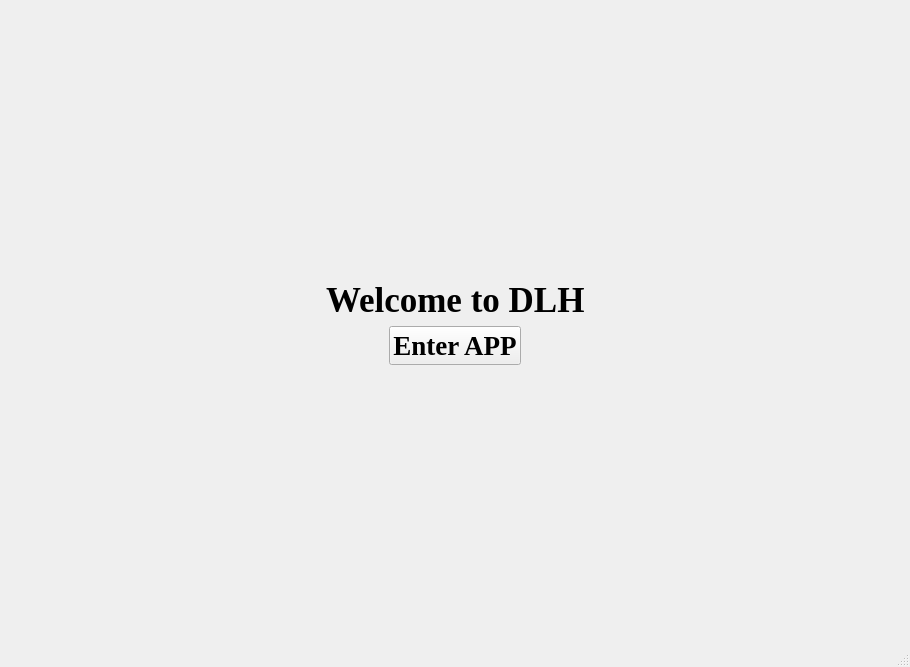
hnxals/DLH, file mainwindow.ui: the form before one commit.
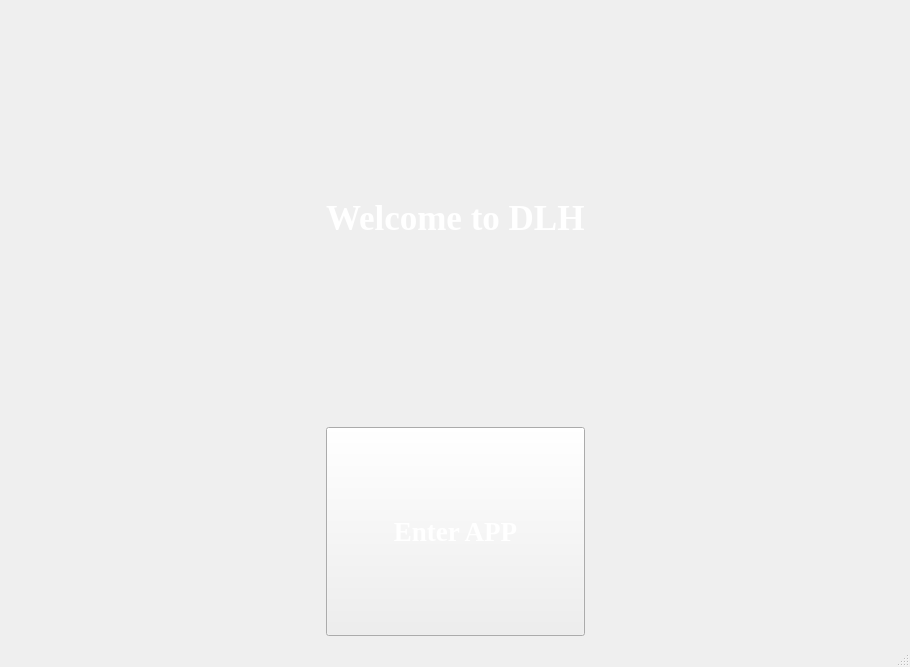
The form after the commit. Icons and pictures are not drawn.

Diff of the .ui file:
```diff
--- a/mainwindow.ui
+++ b/mainwindow.ui
@@ -13,11 +13,48 @@
   <property name="windowTitle">
    <string>MainWindow</string>
   </property>
+  <property name="styleSheet">
+   <string notr="true">QMainWindow{
+	background-image: url(:/new/pic/road.jpg)
+}</string>
+  </property>
   <widget class="QWidget" name="centralwidget">
-   <layout class="QHBoxLayout" name="horizontalLayout_3">
-    <item>
+   <layout class="QGridLayout" name="gridLayout_2">
+    <item row="0" column="1">
      <layout class="QGridLayout" name="gridLayout">
-      <item row="3" column="0">
+      <item row="3" column="1" rowspan="2">
+       <widget class="QPushButton" name="pushButton">
+        <property name="sizePolicy">
+         <sizepolicy hsizetype="Preferred" vsizetype="Preferred">
+          <horstretch>0</horstretch>
+          <verstretch>0</verstretch>
+         </sizepolicy>
+        </property>
+        <property name="font">
+         <font>
+          <family>Times New Roman</family>
+          <pointsize>20</pointsize>
+          <weight>75</weight>
+          <bold>true</bold>
+         </font>
+        </property>
+        <property name="styleSheet">
+         <string notr="true">color: white;
+border-image: url(:/new/pic/buttton.png)
+</string>
+        </property>
+        <property name="text">
+         <string>Enter APP</string>
+        </property>
+        <property name="autoRepeatDelay">
+         <number>300</number>
+        </property>
+        <property name="autoDefault">
+         <bool>false</bool>
+        </property>
+       </widget>
+      </item>
+      <item row="4" column="0">
        <spacer name="verticalSpacer">
         <property name="orientation">
          <enum>Qt::Vertical</enum>
@@ -30,22 +67,23 @@
         </property>
        </spacer>
       </item>
-      <item row="1" column="0">
-       <layout class="QHBoxLayout" name="horizontalLayout_2">
-        <item>
-         <spacer name="horizontalSpacer">
-          <property name="orientation">
-           <enum>Qt::Horizontal</enum>
-          </property>
-          <property name="sizeHint" stdset="0">
-           <size>
-            <width>40</width>
-            <height>20</height>
-           </size>
-          </property>
-         </spacer>
-        </item>
-        <item>
+      <item row="0" column="1">
+       <widget class="QLabel" name="label_2">
+        <property name="styleSheet">
+         <string notr="true">backgroud: ur(l:/new/pic/car.png)</string>
+        </property>
+        <property name="text">
+         <string/>
+        </property>
+        <property name="pixmap">
+         <pixmap resource="picture.qrc">:/new/pic/car.png</pixmap>
+        </property>
+        <property name="alignment">
+         <set>Qt::AlignCenter</set>
+        </property>
+       </widget>
+      </item>
+      <item row="1" column="1">
          <widget class="QLabel" name="label">
           <property name="font">
            <font>
@@ -61,19 +99,20 @@
           <property name="autoFillBackground">
            <bool>false</bool>
           </property>
+        <property name="styleSheet">
+         <string notr="true">color: white
+</string>
+        </property>
           <property name="text">
            <string>Welcome to DLH</string>
           </property>
-          <property name="textFormat">
-           <enum>Qt::AutoText</enum>
-          </property>
           <property name="margin">
            <number>0</number>
           </property>
          </widget>
         </item>
-        <item>
-         <spacer name="horizontalSpacer_2">
+      <item row="1" column="0">
+       <spacer name="horizontalSpacer">
           <property name="orientation">
            <enum>Qt::Horizontal</enum>
           </property>
@@ -85,11 +124,7 @@
           </property>
          </spacer>
         </item>
-       </layout>
-      </item>
-      <item row="2" column="0">
-       <layout class="QHBoxLayout" name="horizontalLayout">
-        <item>
+      <item row="3" column="0">
          <spacer name="horizontalSpacer_3">
           <property name="orientation">
            <enum>Qt::Horizontal</enum>
@@ -102,29 +137,8 @@
           </property>
          </spacer>
         </item>
-        <item>
-         <widget class="QPushButton" name="pushButton">
-          <property name="font">
-           <font>
-            <family>Times New Roman</family>
-            <pointsize>20</pointsize>
-            <weight>75</weight>
-            <bold>true</bold>
-           </font>
-          </property>
-          <property name="text">
-           <string>Enter APP</string>
-          </property>
-          <property name="autoRepeatDelay">
-           <number>300</number>
-          </property>
-          <property name="autoDefault">
-           <bool>false</bool>
-          </property>
-         </widget>
-        </item>
-        <item>
-         <spacer name="horizontalSpacer_4">
+      <item row="1" column="3">
+       <spacer name="horizontalSpacer_2">
           <property name="orientation">
            <enum>Qt::Horizontal</enum>
           </property>
@@ -135,8 +149,6 @@
            </size>
           </property>
          </spacer>
-        </item>
-       </layout>
       </item>
       <item row="0" column="0">
        <spacer name="verticalSpacer_2">
@@ -151,6 +163,32 @@
         </property>
        </spacer>
       </item>
+      <item row="3" column="3">
+       <spacer name="horizontalSpacer_4">
+        <property name="orientation">
+         <enum>Qt::Horizontal</enum>
+        </property>
+        <property name="sizeHint" stdset="0">
+         <size>
+          <width>40</width>
+          <height>20</height>
+         </size>
+        </property>
+       </spacer>
+      </item>
+      <item row="2" column="1">
+       <spacer name="verticalSpacer_3">
+        <property name="orientation">
+         <enum>Qt::Vertical</enum>
+        </property>
+        <property name="sizeHint" stdset="0">
+         <size>
+          <width>20</width>
+          <height>40</height>
+         </size>
+        </property>
+       </spacer>
+      </item>
      </layout>
     </item>
    </layout>
```
Left out of the diff: 4 changed lines with no effect on the pictures. Lines whose indentation alone changed are shown as unchanged.
